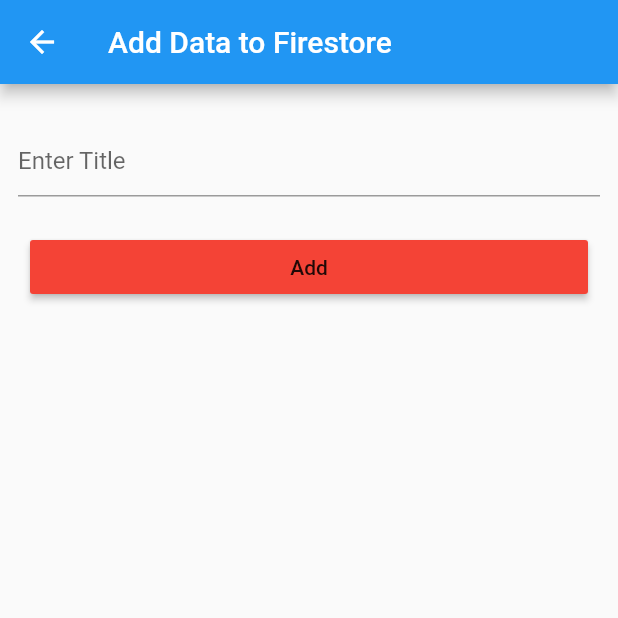
After one commit to Vishvak365/FreeBeez-SwampHacks, a Flutter app: the AddDataToFireStore screen opened directly, on a phone screen of 412 x 824 dp, the top half of it. The commit adds this screen. Run offline on Flutter 3.47's test engine with Material 2 defaults, Android fonts, the light colour scheme and no system bars; our stand-ins replace cloud_firestore, google_maps_flutter; accounts and stored records are empty.

Commit message:
run firebase entry at startup

```diff
--- /dev/null
+++ b/lib/AddDataToFirestore.dart
@@ -0,0 +1,51 @@
+import 'package:cloud_firestore/cloud_firestore.dart';
+import 'package:flutter/material.dart';
+
+class AddDataToFireStore extends StatelessWidget {
+  TextEditingController _controller = TextEditingController();
+  final db = Firestore.instance;
+
+  @override
+  Widget build(BuildContext context) {
+    return Scaffold(
+      appBar: AppBar(title: Text("Add Data to Firestore")),
+      body: ListView(
+        padding: EdgeInsets.all(12.0),
+        children: <Widget>[
+          Padding(
+            padding: EdgeInsets.symmetric(vertical: 15.0),
+            child: TextField(
+              controller: _controller,
+              decoration: InputDecoration(hintText: 'Enter Title'),
+            ),
+          ),
+          Padding(
+            padding: const EdgeInsets.all(8.0),
+            child: RaisedButton(
+              child: Text('Add'),
+              color: Colors.red,
+              onPressed: () async {
+                // DocumentReference ref =
+                await db.collection('info').add({'title': _controller.text});
+              },
+            ),
+          ),
+          SizedBox(height: 20.0),
+          StreamBuilder<QuerySnapshot>(
+              stream: db.collection('info').snapshots(),
+              builder: (context, snapshot) {
+                if (snapshot.hasData) {
+                  return Column(
+                    children: snapshot.data.documents.map((doc) {
+                      return ListTile(title: Text(doc.data['title']));
+                    }).toList(),
+                  );
+                } else {
+                  return SizedBox();
+                }
+              }),
+        ],
+      ),
+    );
+  }
+}
--- a/lib/main.dart
+++ b/lib/main.dart
@@ -2,8 +2,11 @@
 
 import 'package:flutter/material.dart';
 import 'package:google_maps_flutter/google_maps_flutter.dart';
+import 'package:cloud_firestore/cloud_firestore.dart';
 
 void main() => runApp(MyApp());
+
+final databaseReference = Firestore.instance;
 
 class MyApp extends StatefulWidget {
   @override
@@ -15,9 +18,32 @@
   List<Marker> allMarkers = [];
   static const LatLng _center = const LatLng(29.6479375, -82.3440625);
 
+
+
+
+  void createRecord() async {
+  await databaseReference.collection("postings")
+      .document("1")
+      .setData({
+        'title': 'Mastering Flutter',
+        'description': 'Programming Guide for Dart'
+      });
+
+    DocumentReference ref = await databaseReference.collection("postings")
+        .add({
+          'title': 'Flutter in Action',
+          'description': 'Complete Programming Guide to learn Flutter'
+        });
+    print(ref.documentID);
+  }
+
+
   void _onMapCreated(GoogleMapController controller) {
     _controller.complete(controller);
+
+    createRecord();
   }
+
 
   void initState() {
     super.initState();
```
Also changed, not shown: 2 other files.
